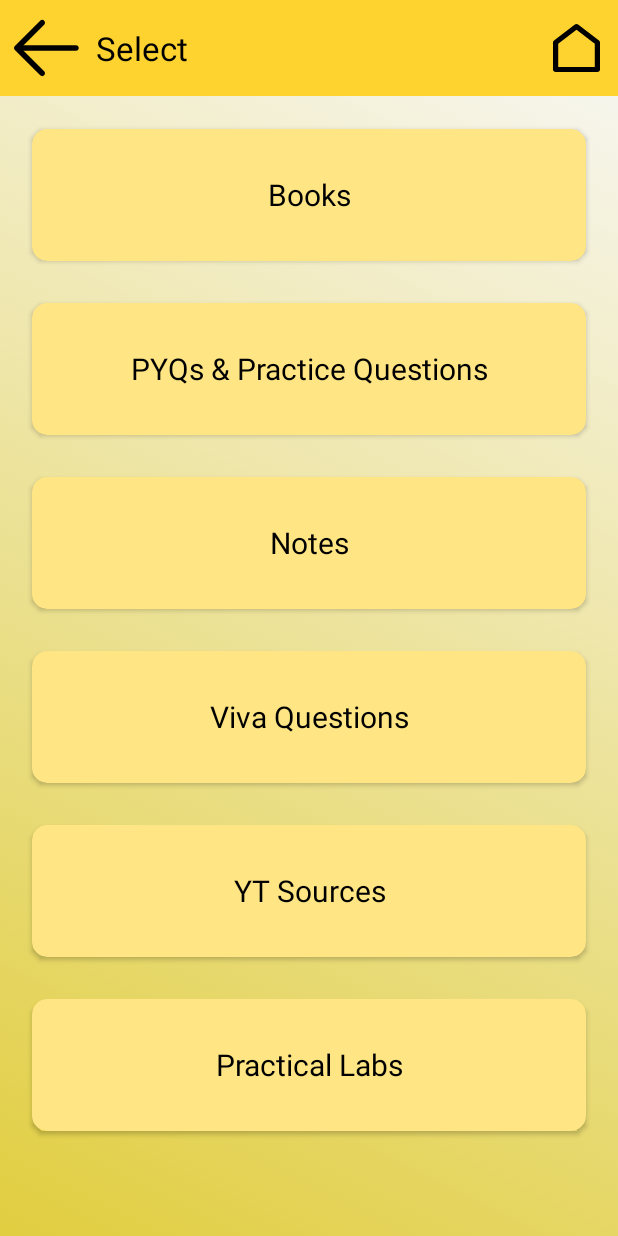
After one commit to Yaseen11121/StudyNITP-, an Android app: the Select_ECE_Sem4 screen opened directly, with no data from a screen before it, on a phone screen of 412 x 824 dp. The commit adds this screen. Run offline under Robolectric (Android 15) with nearby library versions, the phone set to English and light mode, and no system bars.

Commit message:
Selection Layout Added!

```diff
--- a/app/src/main/AndroidManifest.xml
+++ b/app/src/main/AndroidManifest.xml
@@ -12,6 +12,9 @@
         android:supportsRtl="true"
         android:theme="@style/Theme.StudyNITP"
         tools:targetApi="31">
+        <activity
+            android:name=".Select_ECE_Sem4"
+            android:exported="false" />
         <activity
             android:name=".loadingTransition"
             android:exported="false" />
--- a/app/src/main/java/com/mohyaseensidd/studynitp/HomePage.java
+++ b/app/src/main/java/com/mohyaseensidd/studynitp/HomePage.java
@@ -11,6 +11,7 @@ import androidx.appcompat.widget.Toolbar;
 import androidx.activity.EdgeToEdge;
 import androidx.appcompat.app.AppCompatActivity;
 import androidx.constraintlayout.widget.ConstraintLayout;
+import androidx.core.view.GravityCompat;
 import androidx.drawerlayout.widget.DrawerLayout;
 import androidx.recyclerview.widget.GridLayoutManager;
 import androidx.recyclerview.widget.RecyclerView;
@@ -24,6 +25,8 @@ public class HomePage extends AppCompatActivity {
     DrawerLayout drawerLayout;
     ListView navList;
     ArrayList<Nav_item> navItems;
+
+    ImageView menu;
     @Override
     protected void onCreate(Bundle savedInstanceState) {
         super.onCreate(savedInstanceState);
@@ -33,11 +36,18 @@ public class HomePage extends AppCompatActivity {
 
         setDrawer();
 
+        menu = findViewById(R.id.menuIcon);
+
+
         drawerLayout = findViewById(R.id.drawer_layout);
         AnimationDrawable animationDrawable = (AnimationDrawable) drawerLayout.getBackground();
         animationDrawable.setEnterFadeDuration(5000);
         animationDrawable.setExitFadeDuration(5000);
         animationDrawable.start();
+
+        menu.setOnClickListener(v->{
+            drawerLayout.openDrawer(GravityCompat.START);
+        });
 
 
         subjectList = new ArrayList<>();
@@ -78,8 +88,22 @@ public class HomePage extends AppCompatActivity {
         navList.setAdapter(adapter);
 
         navList.setOnItemClickListener((parent, view, position, id) -> {
-            Toast.makeText(this, "Clicked: " + navItems.get(position).title, Toast.LENGTH_SHORT).show();
-            drawerLayout.closeDrawers();
+            switch(position){
+                case 0 :
+                    Intent support = new Intent(this,supportPage.class);
+                    startActivity(support);
+                    break;
+                case 1 :
+                case 2 :
+                case 3 :
+                    Toast.makeText(this, "Clicked: " + navItems.get(position).title, Toast.LENGTH_SHORT).show();
+                    drawerLayout.closeDrawers();
+                    break;
+                case 4 :
+                    Intent logout = new Intent(this,MainActivity.class);
+                    startActivity(logout);
+                    finish();
+            }
         });
     }
 }
--- a/app/src/main/java/com/mohyaseensidd/studynitp/RecyclerHomePageAdapter.java
+++ b/app/src/main/java/com/mohyaseensidd/studynitp/RecyclerHomePageAdapter.java
@@ -37,8 +37,8 @@ public class RecyclerHomePageAdapter extends RecyclerView.Adapter<RecyclerHomePa
         switch(position){
             case 0 :
                 holder.subCard.setOnClickListener(v->{
-//                    Intent intent = new Intent(context,Select_ECE_Sem4.class);
-//                    context.startActivity(intent);
+                    Intent intent = new Intent(context,Select_ECE_Sem4.class);
+                    context.startActivity(intent);
                 });
                 break;
             case 1 :
--- /dev/null
+++ b/app/src/main/java/com/mohyaseensidd/studynitp/RecyclerSelectAdapter.java
@@ -0,0 +1,79 @@
+package com.mohyaseensidd.studynitp;
+
+import android.content.Context;
+import android.content.Intent;
+import android.view.LayoutInflater;
+import android.view.View;
+import android.view.ViewGroup;
+import android.widget.TextView;
+import android.widget.Toast;
+
+import androidx.annotation.NonNull;
+import androidx.cardview.widget.CardView;
+import androidx.recyclerview.widget.RecyclerView;
+
+import java.util.List;
+
+public class RecyclerSelectAdapter extends RecyclerView.Adapter<RecyclerSelectAdapter.SelectViewHolder>{
+    private final List<String> selection;
+    private final Context context;
+
+    public RecyclerSelectAdapter(List<String> subjects, Context context) {
+        this.selection = subjects;
+        this.context = context;
+    }
+
+    @NonNull
+    @Override
+
+    public SelectViewHolder onCreateViewHolder(@NonNull ViewGroup parent, int viewType) {
+        View view = LayoutInflater.from(context).inflate(R.layout.item_select, parent, false);
+        return new SelectViewHolder(view);
+
+    }
+
+    @Override
+    public void onBindViewHolder(@NonNull SelectViewHolder holder, int position) {
+        String subject = selection.get(position);
+        holder.textView.setText(subject);
+        switch(position){
+            case 0 :
+//                holder.card.setOnClickListener(v->{
+//                    Intent intent = new Intent(context, DSP_Book_Select_EC_sem4.class);
+//                    context.startActivity(intent);
+//                });
+//                break;
+            case 1 :
+            case 2 :
+            case 3 :
+            case 4 :
+                holder.card.setOnClickListener(v->{
+                    Toast.makeText(context,"Coming Soon!!",Toast.LENGTH_SHORT).show();
+                });
+                break;
+            case 5 :
+//                holder.card.setOnClickListener(v->{
+//                    Intent intent = new Intent(context, DSP_Experiment_sem4.class);
+//                    context.startActivity(intent);
+//                });
+        }
+
+    }
+
+    @Override
+    public int getItemCount() {
+        return selection.size();
+    }
+
+    public static class SelectViewHolder extends RecyclerView.ViewHolder {
+        TextView textView;
+        CardView card;
+
+        public SelectViewHolder(@NonNull View itemView) {
+            super(itemView);
+            textView = itemView.findViewById(R.id.textViewSubject);
+            card = itemView.findViewById(R.id.ithSubject);
+        }
+    }
+
+}
--- /dev/null
+++ b/app/src/main/java/com/mohyaseensidd/studynitp/Select_ECE_Sem4.java
@@ -0,0 +1,76 @@
+package com.mohyaseensidd.studynitp;
+
+import android.content.Intent;
+import android.os.Bundle;
+import android.view.Menu;
+import android.view.MenuItem;
+import androidx.appcompat.widget.Toolbar;
+
+import androidx.activity.EdgeToEdge;
+import androidx.annotation.NonNull;
+import androidx.appcompat.app.AppCompatActivity;
+import androidx.recyclerview.widget.LinearLayoutManager;
+import androidx.recyclerview.widget.RecyclerView;
+
+import java.util.ArrayList;
+import java.util.List;
+
+public class Select_ECE_Sem4 extends AppCompatActivity {
+    RecyclerView recyclerView;
+    RecyclerSelectAdapter adapter;
+    List<String> selectionList;
+
+
+
+
+    @Override
+    protected void onCreate(Bundle savedInstanceState) {
+        super.onCreate(savedInstanceState);
+        EdgeToEdge.enable(this);
+        setContentView(R.layout.activity_select_ece_sem4);
+        List<String> subjectList = new ArrayList<>();
+
+        Toolbar toolbar = findViewById(R.id.myToolbar);
+        setSupportActionBar(toolbar);
+
+        getSupportActionBar().setDisplayHomeAsUpEnabled(true);
+        getSupportActionBar().setHomeAsUpIndicator(R.drawable.backbtn);
+        getSupportActionBar().setTitle("Select");
+
+
+        selectionList = new ArrayList<>();
+        selectionList.add("Books");
+        selectionList.add("PYQs & Practice Questions");
+        selectionList.add("Notes");
+        selectionList.add("Viva Questions");
+        selectionList.add("YT Sources");
+        selectionList.add("Practical Labs");
+
+
+
+        recyclerView = findViewById(R.id.recyclerView);
+        recyclerView.setLayoutManager(new LinearLayoutManager(this));
+        adapter = new RecyclerSelectAdapter(selectionList, this);
+        recyclerView.setAdapter(adapter);
+
+    }
+
+    @Override
+    public boolean onCreateOptionsMenu(Menu menu) {
+        getMenuInflater().inflate(R.menu.homebtn, menu);
+        return true;
+    }
+    @Override
+    public boolean onOptionsItemSelected(@NonNull MenuItem item) {
+        if (item.getItemId() == android.R.id.home) {
+            onBackPressed(); // Go back
+            return true;
+        }else if (item.getItemId() == R.id.action_home) {
+            Intent intent = new Intent(this, MainActivity.class);
+            startActivity(intent);
+            return true;
+        }
+        return super.onOptionsItemSelected(item);
+    }
+
+}
--- /dev/null
+++ b/app/src/main/res/layout/activity_select_ece_sem4.xml
@@ -0,0 +1,25 @@
+<?xml version="1.0" encoding="utf-8"?>
+<RelativeLayout xmlns:android="http://schemas.android.com/apk/res/android"
+    android:layout_width="match_parent"
+    android:layout_height="match_parent"
+    xmlns:app="http://schemas.android.com/apk/res-auto"
+    android:background="@drawable/bg1"
+    android:fitsSystemWindows="true">
+    <androidx.appcompat.widget.Toolbar android:id="@+id/myToolbar"
+        android:layout_width="match_parent"
+        android:layout_height="wrap_content"
+        android:background="#FFD32F"
+        android:theme="@style/ThemeOverlay.AppCompat.Dark.ActionBar"
+        android:elevation="4dp"
+        app:titleTextColor="#000000"/>
+
+
+
+    <!-- RecyclerView Below the Back Button -->
+    <androidx.recyclerview.widget.RecyclerView
+        android:id="@+id/recyclerView"
+        android:layout_marginTop="?attr/actionBarSize"
+        android:layout_width="match_parent"
+        android:layout_height="match_parent"
+        android:padding="16dp" />
+</RelativeLayout>
--- /dev/null
+++ b/app/src/main/res/layout/item_select.xml
@@ -0,0 +1,47 @@
+<?xml version="1.0" encoding="utf-8"?>
+
+<androidx.cardview.widget.CardView xmlns:android="http://schemas.android.com/apk/res/android"
+
+    android:layout_width="match_parent"
+
+    android:layout_height="100dp"
+
+    android:id="@+id/ithSubject"
+
+    xmlns:app="http://schemas.android.com/apk/res-auto"
+
+    android:layout_marginBottom="16dp"
+
+    app:cardBackgroundColor="#FFE583"
+
+    android:elevation="50dp"
+
+    app:cardCornerRadius="10dp"
+
+    app:cardUseCompatPadding="true"
+
+    android:padding="50dp">
+
+
+
+    <TextView
+
+        android:id="@+id/textViewSubject"
+
+        android:layout_width="match_parent"
+
+        android:layout_height="wrap_content"
+
+        android:text="Subject"
+
+        android:layout_margin="10dp"
+
+        android:gravity="center"
+
+        android:layout_gravity="center"
+
+        android:textColor="#000000"
+
+        android:textSize="20dp" />
+
+</androidx.cardview.widget.CardView>
```
